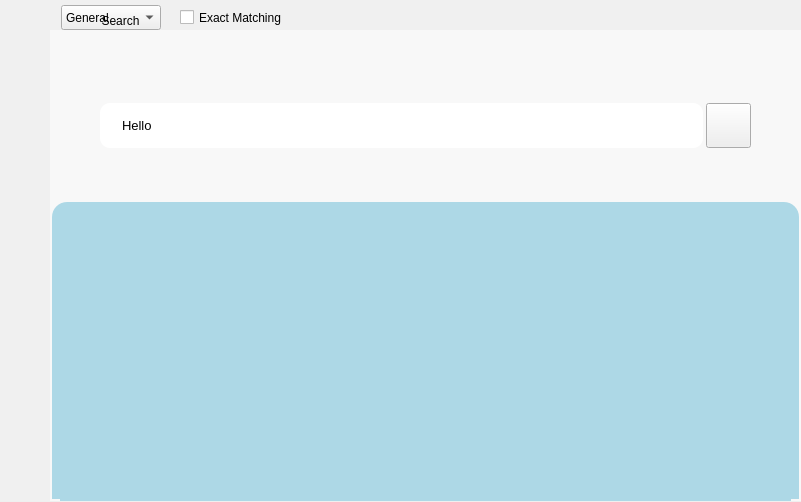
The window that mainwindow.ui (SingSongZepe/sszpSenbon) describes before a commit, drawn with Qt 5.
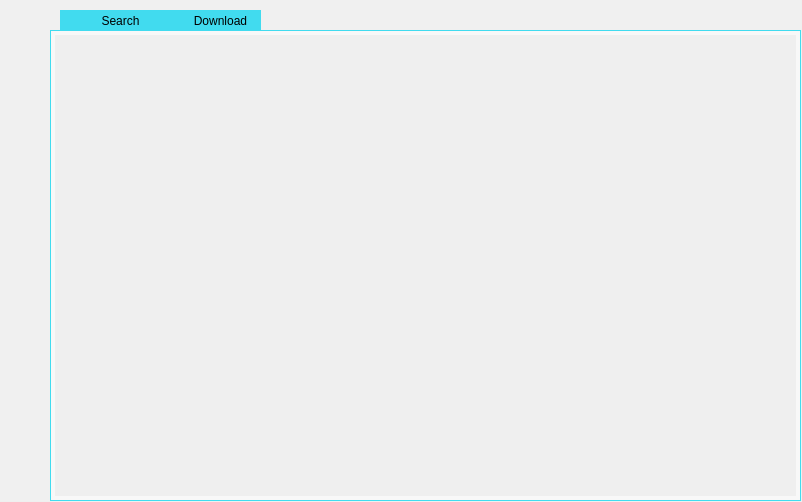
The same window after the commit. Icons and pictures are not drawn.

Commit message: search history item demo, forward declaration and how to solve them

Diff of the .ui file:
```diff
--- a/mainwindow.ui
+++ b/mainwindow.ui
@@ -6,7 +6,7 @@
    <rect>
     <x>0</x>
     <y>0</y>
-    <width>801</width>
+    <width>802</width>
     <height>502</height>
    </rect>
   </property>
@@ -101,6 +101,9 @@
         <height>0</height>
        </size>
       </property>
+      <property name="cursor">
+       <cursorShape>PointingHandCursor</cursorShape>
+      </property>
       <item>
        <property name="text">
         <string>General</string>
@@ -143,6 +146,9 @@
         <height>0</height>
        </size>
       </property>
+      <property name="cursor">
+       <cursorShape>PointingHandCursor</cursorShape>
+      </property>
       <property name="text">
        <string>Exact Matching</string>
       </property>
@@ -555,6 +561,11 @@
       <height>31</height>
      </rect>
     </property>
+    <property name="styleSheet">
+     <string notr="true">#wgt_navi_history {
+	background-color: #f0f0f0;
+}</string>
+    </property>
     <widget class="QWidget" name="wgt_navi_history_search" native="true">
      <property name="geometry">
       <rect>
@@ -564,6 +575,11 @@
        <height>21</height>
       </rect>
      </property>
+     <property name="styleSheet">
+      <string notr="true">#wgt_navi_history_search {
+	background-color: #41DBEF;
+}</string>
+     </property>
      <widget class="QLabel" name="lb_navi_history_search_icon">
       <property name="geometry">
        <rect>
@@ -573,9 +589,18 @@
         <height>21</height>
        </rect>
       </property>
+      <property name="cursor">
+       <cursorShape>PointingHandCursor</cursorShape>
+      </property>
       <property name="text">
        <string/>
       </property>
+      <property name="pixmap">
+       <pixmap resource="image.qrc">:/:/res/image/search_gray.png</pixmap>
+      </property>
+      <property name="scaledContents">
+       <bool>true</bool>
+      </property>
      </widget>
      <widget class="QLabel" name="lb_navi_history_search">
       <property name="geometry">
@@ -586,6 +611,9 @@
         <height>21</height>
        </rect>
       </property>
+      <property name="cursor">
+       <cursorShape>PointingHandCursor</cursorShape>
+      </property>
       <property name="text">
        <string>Search</string>
       </property>
@@ -594,6 +622,62 @@
       </property>
      </widget>
     </widget>
+    <widget class="QWidget" name="wgt_navi_history_download" native="true">
+     <property name="geometry">
+      <rect>
+       <x>110</x>
+       <y>10</y>
+       <width>101</width>
+       <height>21</height>
+      </rect>
+     </property>
+     <property name="styleSheet">
+      <string notr="true">#wgt_navi_history_download {
+	background-color: #41DBEF;
+}</string>
+     </property>
+     <widget class="QLabel" name="lb_navi_history_download_icon">
+      <property name="geometry">
+       <rect>
+        <x>0</x>
+        <y>0</y>
+        <width>21</width>
+        <height>21</height>
+       </rect>
+      </property>
+      <property name="cursor">
+       <cursorShape>PointingHandCursor</cursorShape>
+      </property>
+      <property name="text">
+       <string/>
+      </property>
+      <property name="pixmap">
+       <pixmap resource="image.qrc">:/:/res/image/download_gray.png</pixmap>
+      </property>
+      <property name="scaledContents">
+       <bool>true</bool>
+      </property>
+     </widget>
+     <widget class="QLabel" name="lb_navi_history_download">
+      <property name="geometry">
+       <rect>
+        <x>20</x>
+        <y>0</y>
+        <width>81</width>
+        <height>21</height>
+       </rect>
+      </property>
+      <property name="cursor">
+       <cursorShape>PointingHandCursor</cursorShape>
+      </property>
+      <property name="text">
+       <string>Download</string>
+      </property>
+      <property name="alignment">
+       <set>Qt::AlignCenter</set>
+      </property>
+     </widget>
+    </widget>
    </widget>
    <widget class="QWidget" name="wgt_main_history" native="true">
     <property name="geometry">
@@ -604,6 +688,113 @@
       <height>471</height>
      </rect>
     </property>
+    <property name="styleSheet">
+     <string notr="true">#wgt_main_history {
+	background-color: #f8f8f8;
+}</string>
+    </property>
+    <widget class="QWidget" name="wgt_sub_history_search" native="true">
+     <property name="geometry">
+      <rect>
+       <x>0</x>
+       <y>0</y>
+       <width>751</width>
+       <height>471</height>
+      </rect>
+     </property>
+     <property name="styleSheet">
+      <string notr="true">#wgt_sub_history_search {
+	border: 1px solid #41DBEF;
+}</string>
+     </property>
+     <widget class="QScrollArea" name="sa_sub_history_search">
+      <property name="geometry">
+       <rect>
+        <x>5</x>
+        <y>5</y>
+        <width>741</width>
+        <height>461</height>
+       </rect>
+      </property>
+      <property name="cursor" stdset="0">
+       <cursorShape>ArrowCursor</cursorShape>
+      </property>
+      <property name="styleSheet">
+       <string notr="true"/>
+      </property>
+      <property name="frameShape">
+       <enum>QFrame::NoFrame</enum>
+      </property>
+      <property name="frameShadow">
+       <enum>QFrame::Plain</enum>
+      </property>
+      <property name="widgetResizable">
+       <bool>true</bool>
+      </property>
+      <widget class="QWidget" name="sawc_sub_history_search">
+       <property name="geometry">
+        <rect>
+         <x>0</x>
+         <y>0</y>
+         <width>741</width>
+         <height>461</height>
+        </rect>
+       </property>
+      </widget>
+     </widget>
+    </widget>
+    <widget class="QWidget" name="wgt_sub_history_download" native="true">
+     <property name="geometry">
+      <rect>
+       <x>0</x>
+       <y>0</y>
+       <width>751</width>
+       <height>471</height>
+      </rect>
+     </property>
+     <property name="styleSheet">
+      <string notr="true">#wgt_sub_history_download {
+	border: 1px solid #41DBEF;
+}</string>
+     </property>
+     <widget class="QScrollArea" name="sa_sub_history_download">
+      <property name="geometry">
+       <rect>
+        <x>5</x>
+        <y>5</y>
+        <width>741</width>
+        <height>461</height>
+       </rect>
+      </property>
+      <property name="cursor" stdset="0">
+       <cursorShape>ArrowCursor</cursorShape>
+      </property>
+      <property name="styleSheet">
+       <string notr="true"/>
+      </property>
+      <property name="frameShape">
+       <enum>QFrame::NoFrame</enum>
+      </property>
+      <property name="frameShadow">
+       <enum>QFrame::Plain</enum>
+      </property>
+      <property name="widgetResizable">
+       <bool>true</bool>
+      </property>
+      <widget class="QWidget" name="sawc_sub_history_download">
+       <property name="geometry">
+        <rect>
+         <x>0</x>
+         <y>0</y>
+         <width>741</width>
+         <height>461</height>
+        </rect>
+       </property>
+      </widget>
+     </widget>
+    </widget>
+    <zorder>wgt_sub_history_download</zorder>
+    <zorder>wgt_sub_history_search</zorder>
    </widget>
    <widget class="QWidget" name="wgt_main_setting" native="true">
     <property name="geometry">
@@ -652,11 +843,11 @@
    <zorder>wgt_bar</zorder>
    <zorder>wgt_main_search</zorder>
    <zorder>wgt_navi_singlebookview</zorder>
-   <zorder>wgt_main_history</zorder>
    <zorder>wgt_main_setting</zorder>
    <zorder>wgt_navi_setting</zorder>
    <zorder>wgt_navi_todo</zorder>
    <zorder>wgt_navi_history</zorder>
+   <zorder>wgt_main_history</zorder>
   </widget>
  </widget>
  <resources>
```
The commit also changes 20 other files.
